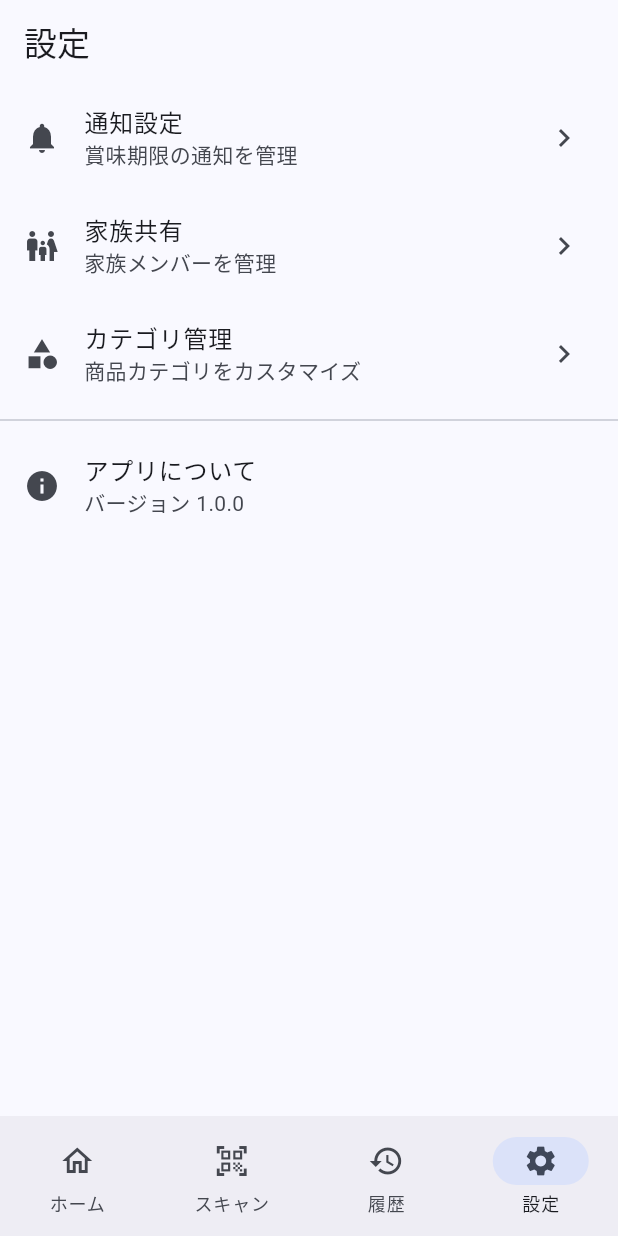
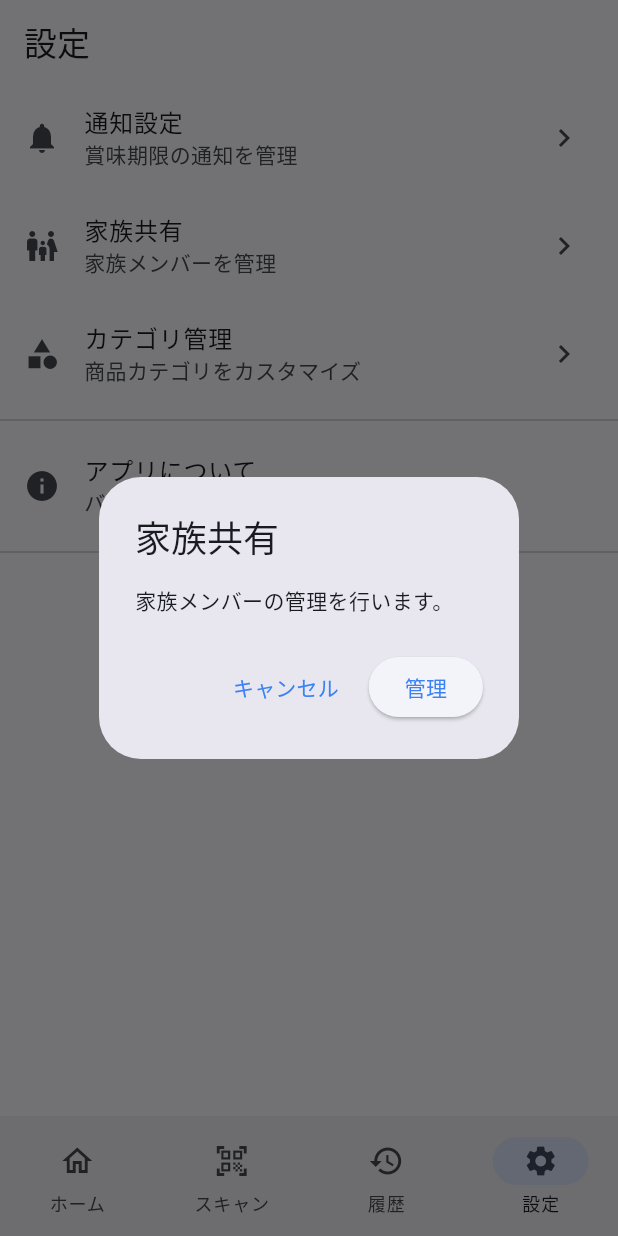
Before and after one commit to Moyarzabal/GCP-Hackathon-F06, a Flutter app: the screen it shows after launch, item 4 of the bottom bar chosen, after a tap on "家族共有", on a phone screen of 412 x 824 dp. Run offline on Flutter 3.47's test engine with Material 3 defaults, Android fonts, the phone set to English and light mode, and no system bars; our stand-ins replace cloud_firestore, equatable, firebase_auth, firebase_core, firebase_storage, flutter_dotenv and 3 more; missing offline and left inert: google_mlkit_text_recognition, mobile_scanner; accounts and stored records are empty; Roboto replaces fonts that are missing (SF Pro Display).

Commit message:
feat: プラットフォームに応じたアダプティブウィジェットを実装 - ナビゲーションバー、スキャフォールド、ダイアログの追加

```diff
--- a/lib/app.dart
+++ b/lib/app.dart
@@ -1,17 +1,31 @@
 import 'package:flutter/material.dart';
+import 'package:flutter/cupertino.dart';
 import 'package:flutter_riverpod/flutter_riverpod.dart';
 import 'core/constants/app_colors.dart';
+import 'core/platform/platform_info.dart';
 import 'features/home/presentation/pages/home_screen.dart';
 import 'features/scanner/presentation/pages/scanner_screen.dart';
 import 'features/history/presentation/pages/history_screen.dart';
 import 'features/settings/presentation/pages/settings_screen.dart';
 import 'shared/providers/app_state_provider.dart';
+import 'shared/widgets/adaptive/adaptive_navigation.dart';
+import 'shared/widgets/adaptive/adaptive_scaffold.dart';
 
 class MyApp extends ConsumerWidget {
   const MyApp({Key? key}) : super(key: key);
 
   @override
   Widget build(BuildContext context, WidgetRef ref) {
+    // プラットフォームに応じたアプリケーション
+    if (PlatformInfo.isIOS) {
+      return CupertinoApp(
+        title: '冷蔵庫管理AI',
+        theme: const CupertinoThemeData(
+          primaryColor: AppColors.accent,
+        ),
+        home: const MainScreen(),
+      );
+    } else {
       return MaterialApp(
         title: '冷蔵庫管理AI',
         theme: ThemeData(
@@ -25,9 +39,9 @@ class MyApp extends ConsumerWidget {
           useMaterial3: true,
           fontFamily: 'SF Pro Display',
         ),
-      // 認証をバイパスして直接メイン機能にアクセス
         home: const MainScreen(),
       );
+    }
   }
 }
 
@@ -46,17 +60,7 @@ class MainScreen extends ConsumerWidget {
       const SettingsScreen(),
     ];
 
-    return Scaffold(
-      body: IndexedStack(
-        index: appState.selectedBottomNavIndex,
-        children: pages,
-      ),
-      bottomNavigationBar: NavigationBar(
-        selectedIndex: appState.selectedBottomNavIndex,
-        onDestinationSelected: (index) {
-          appNotifier.setBottomNavIndex(index);
-        },
-        destinations: const [
+    const destinations = [
       NavigationDestination(
         icon: Icon(Icons.home_outlined),
         selectedIcon: Icon(Icons.home),
@@ -77,7 +81,19 @@ class MainScreen extends ConsumerWidget {
         selectedIcon: Icon(Icons.settings),
         label: '設定',
       ),
-        ],
+    ];
+
+    return AdaptiveScaffold(
+      body: IndexedStack(
+        index: appState.selectedBottomNavIndex,
+        children: pages,
+      ),
+      bottomNavigationBar: AdaptiveNavigation(
+        selectedIndex: appState.selectedBottomNavIndex,
+        onDestinationSelected: (index) {
+          appNotifier.setBottomNavIndex(index);
+        },
+        destinations: destinations,
       ),
     );
   }
--- a/lib/features/settings/presentation/pages/settings_screen.dart
+++ b/lib/features/settings/presentation/pages/settings_screen.dart
@@ -1,13 +1,16 @@
 import 'package:flutter/material.dart';
+import '../../../../shared/widgets/adaptive/adaptive_button.dart';
+import '../../../../shared/widgets/adaptive/adaptive_dialog.dart';
+import '../../../../shared/widgets/adaptive/adaptive_scaffold.dart';
 
 class SettingsScreen extends StatelessWidget {
   const SettingsScreen({Key? key}) : super(key: key);
 
   @override
   Widget build(BuildContext context) {
-    return Scaffold(
-      appBar: AppBar(
-        title: const Text('設定'),
+    return AdaptiveScaffold(
+      appBar: const AdaptiveAppBar(
+        title: Text('設定'),
       ),
       body: ListView(
         children: [
@@ -16,31 +19,166 @@ class SettingsScreen extends StatelessWidget {
             title: const Text('通知設定'),
             subtitle: const Text('賞味期限の通知を管理'),
             trailing: const Icon(Icons.chevron_right),
-            onTap: () {},
+            onTap: () => _showNotificationSettings(context),
           ),
           ListTile(
             leading: const Icon(Icons.family_restroom),
             title: const Text('家族共有'),
             subtitle: const Text('家族メンバーを管理'),
             trailing: const Icon(Icons.chevron_right),
-            onTap: () {},
+            onTap: () => _showFamilySettings(context),
           ),
           ListTile(
             leading: const Icon(Icons.category),
             title: const Text('カテゴリ管理'),
             subtitle: const Text('商品カテゴリをカスタマイズ'),
             trailing: const Icon(Icons.chevron_right),
-            onTap: () {},
+            onTap: () => _showCategorySettings(context),
           ),
           const Divider(),
           ListTile(
             leading: const Icon(Icons.info),
             title: const Text('アプリについて'),
             subtitle: const Text('バージョン 1.0.0'),
-            onTap: () {},
+            onTap: () => _showAboutDialog(context),
+          ),
+          const Divider(),
+          Padding(
+            padding: const EdgeInsets.all(16.0),
+            child: Column(
+              children: [
+                AdaptiveButton(
+                  onPressed: () => _showDataExportDialog(context),
+                  style: AdaptiveButtonStyle.primary,
+                  child: const Text('データをエクスポート'),
+                ),
+                const SizedBox(height: 16),
+                AdaptiveButton(
+                  onPressed: () => _showDataClearDialog(context),
+                  style: AdaptiveButtonStyle.outlined,
+                  child: const Text('データをクリア'),
+                ),
+              ],
+            ),
           ),
         ],
       ),
     );
   }
+
+  void _showNotificationSettings(BuildContext context) {
+    showCustomAdaptiveDialog(
+      context: context,
+      title: '通知設定',
+      content: '賞味期限の通知設定を変更します。',
+      actions: [
+        AdaptiveDialogAction(
+          text: 'キャンセル',
+          onPressed: () => Navigator.of(context).pop(),
+        ),
+        AdaptiveDialogAction(
+          text: '設定',
+          isDefaultAction: true,
+          onPressed: () => Navigator.of(context).pop(),
+        ),
+      ],
+    );
+  }
+
+  void _showFamilySettings(BuildContext context) {
+    showCustomAdaptiveDialog(
+      context: context,
+      title: '家族共有',
+      content: '家族メンバーの管理を行います。',
+      actions: [
+        AdaptiveDialogAction(
+          text: 'キャンセル',
+          onPressed: () => Navigator.of(context).pop(),
+        ),
+        AdaptiveDialogAction(
+          text: '管理',
+          isDefaultAction: true,
+          onPressed: () => Navigator.of(context).pop(),
+        ),
+      ],
+    );
+  }
+
+  void _showCategorySettings(BuildContext context) {
+    showCustomAdaptiveDialog(
+      context: context,
+      title: 'カテゴリ管理',
+      content: '商品カテゴリのカスタマイズを行います。',
+      actions: [
+        AdaptiveDialogAction(
+          text: 'キャンセル',
+          onPressed: () => Navigator.of(context).pop(),
+        ),
+        AdaptiveDialogAction(
+          text: '管理',
+          isDefaultAction: true,
+          onPressed: () => Navigator.of(context).pop(),
+        ),
+      ],
+    );
+  }
+
+  void _showAboutDialog(BuildContext context) {
+    showCustomAdaptiveDialog(
+      context: context,
+      title: 'アプリについて',
+      content: '冷蔵庫管理AI v1.0.0\n\n食材の賞味期限を管理し、食品ロスを削減するアプリです。',
+      actions: [
+        AdaptiveDialogAction(
+          text: 'OK',
+          isDefaultAction: true,
+          onPressed: () => Navigator.of(context).pop(),
+        ),
+      ],
+    );
+  }
+
+  void _showDataExportDialog(BuildContext context) {
+    showCustomAdaptiveDialog(
+      context: context,
+      title: 'データエクスポート',
+      content: 'すべてのデータをエクスポートしますか？',
+      actions: [
+        AdaptiveDialogAction(
+          text: 'キャンセル',
+          onPressed: () => Navigator.of(context).pop(),
+        ),
+        AdaptiveDialogAction(
+          text: 'エクスポート',
+          isDefaultAction: true,
+          onPressed: () {
+            Navigator.of(context).pop();
+            // エクスポート処理の実装
+          },
+        ),
+      ],
+    );
+  }
+
+  void _showDataClearDialog(BuildContext context) {
+    showCustomAdaptiveDialog(
+      context: context,
+      title: 'データクリア',
+      content: 'すべてのデータを削除しますか？この操作は取り消すことができません。',
+      actions: [
+        AdaptiveDialogAction(
+          text: 'キャンセル',
+          onPressed: () => Navigator.of(context).pop(),
+        ),
+        AdaptiveDialogAction(
+          text: '削除',
+          isDestructiveAction: true,
+          onPressed: () {
+            Navigator.of(context).pop();
+            // データクリア処理の実装
+          },
+        ),
+      ],
+    );
+  }
 }
--- a/lib/shared/widgets/adaptive/adaptive_button.dart
+++ b/lib/shared/widgets/adaptive/adaptive_button.dart
@@ -2,78 +2,81 @@ import 'package:flutter/material.dart';
 import 'package:flutter/cupertino.dart';
 import '../../../core/platform/platform_info.dart';
 
-/// プラットフォーム適応型のボタンウィジェット
+enum AdaptiveButtonStyle {
+  primary,
+  secondary,
+  outlined,
+}
+
+/// プラットフォームに応じて適応するボタン
 class AdaptiveButton extends StatelessWidget {
-  final String text;
-  final VoidCallback? onPressed;
-  final bool isLoading;
-  final Color? backgroundColor;
-  final Color? textColor;
-  final bool isPrimary;
-
   const AdaptiveButton({
     Key? key,
-    required this.text,
-    this.onPressed,
-    this.isLoading = false,
-    this.backgroundColor,
-    this.textColor,
-    this.isPrimary = true,
+    required this.onPressed,
+    this.style = AdaptiveButtonStyle.primary,
+    required this.child,
   }) : super(key: key);
+
+  final VoidCallback? onPressed;
+  final AdaptiveButtonStyle style;
+  final Widget child;
 
   @override
   Widget build(BuildContext context) {
     if (PlatformInfo.isIOS) {
-      return CupertinoButton(
-        onPressed: isLoading ? null : onPressed,
-        color: isPrimary ? backgroundColor : null,
-        child: isLoading
-            ? const CupertinoActivityIndicator()
-            : Text(
-                text,
-                style: TextStyle(
-                  color: textColor ?? (isPrimary ? Colors.white : CupertinoTheme.of(context).primaryColor),
-                ),
+      return _buildCupertinoButton(context);
+    } else {
+      return _buildMaterialButton(context);
+    }
+  }
+
+  Widget _buildCupertinoButton(BuildContext context) {
+    switch (style) {
+      case AdaptiveButtonStyle.primary:
+        return CupertinoButton.filled(
+          onPressed: onPressed,
+          child: child,
+        );
+      case AdaptiveButtonStyle.secondary:
+        return CupertinoButton(
+          onPressed: onPressed,
+          color: CupertinoColors.systemGrey.resolveFrom(context),
+          child: child,
+        );
+      case AdaptiveButtonStyle.outlined:
+        return CupertinoButton(
+          onPressed: onPressed,
+          child: Container(
+            decoration: BoxDecoration(
+              border: Border.all(
+                color: CupertinoColors.activeBlue.resolveFrom(context),
               ),
-      );
+              borderRadius: BorderRadius.circular(8),
+            ),
+            padding: const EdgeInsets.symmetric(horizontal: 16, vertical: 8),
+            child: child,
+          ),
+        );
     }
+  }
 
-    if (isPrimary) {
-      return ElevatedButton(
-        onPressed: isLoading ? null : onPressed,
-        style: ElevatedButton.styleFrom(
-          backgroundColor: backgroundColor,
-          foregroundColor: textColor,
-        ),
-        child: isLoading
-            ? const SizedBox(
-                width: 16,
-                height: 16,
-                child: CircularProgressIndicator(
-                  strokeWidth: 2.0,
-                  color: Colors.white,
-                ),
-              )
-            : Text(text),
-      );
+  Widget _buildMaterialButton(BuildContext context) {
+    switch (style) {
+      case AdaptiveButtonStyle.primary:
+        return ElevatedButton(
+          onPressed: onPressed,
+          child: child,
+        );
+      case AdaptiveButtonStyle.secondary:
+        return FilledButton.tonal(
+          onPressed: onPressed,
+          child: child,
+        );
+      case AdaptiveButtonStyle.outlined:
+        return OutlinedButton(
+          onPressed: onPressed,
+          child: child,
+        );
     }
-
-    return OutlinedButton(
-      onPressed: isLoading ? null : onPressed,
-      style: OutlinedButton.styleFrom(
-        foregroundColor: textColor,
-        side: backgroundColor != null ? BorderSide(color: backgroundColor!) : null,
-      ),
-      child: isLoading
-          ? SizedBox(
-              width: 16,
-              height: 16,
-              child: CircularProgressIndicator(
-                strokeWidth: 2.0,
-                color: textColor ?? Theme.of(context).primaryColor,
-              ),
-            )
-          : Text(text),
-    );
   }
 }
--- /dev/null
+++ b/lib/shared/widgets/adaptive/adaptive_dialog.dart
@@ -0,0 +1,116 @@
+import 'package:flutter/material.dart';
+import 'package:flutter/cupertino.dart';
+import '../../../core/platform/platform_info.dart';
+
+/// アダプティブダイアログアクション
+class AdaptiveDialogAction {
+  const AdaptiveDialogAction({
+    required this.text,
+    required this.onPressed,
+    this.isDefaultAction = false,
+    this.isDestructiveAction = false,
+  });
+
+  final String text;
+  final VoidCallback onPressed;
+  final bool isDefaultAction;
+  final bool isDestructiveAction;
+}
+
+/// プラットフォームに応じて適応するダイアログを表示
+Future<T?> showCustomAdaptiveDialog<T>({
+  required BuildContext context,
+  required String title,
+  String? content,
+  List<AdaptiveDialogAction>? actions,
+  bool barrierDismissible = true,
+}) {
+  if (PlatformInfo.isIOS) {
+    return showCupertinoDialog<T>(
+      context: context,
+      barrierDismissible: barrierDismissible,
+      builder: (context) => _CupertinoAdaptiveDialog(
+        title: title,
+        content: content,
+        actions: actions,
+      ),
+    );
+  } else {
+    return showDialog<T>(
+      context: context,
+      barrierDismissible: barrierDismissible,
+      builder: (context) => _MaterialAdaptiveDialog(
+        title: title,
+        content: content,
+        actions: actions,
+      ),
+    );
+  }
+}
+
+class _CupertinoAdaptiveDialog extends StatelessWidget {
+  const _CupertinoAdaptiveDialog({
+    required this.title,
+    this.content,
+    this.actions,
+  });
+
+  final String title;
+  final String? content;
+  final List<AdaptiveDialogAction>? actions;
+
+  @override
+  Widget build(BuildContext context) {
+    return CupertinoAlertDialog(
+      title: Text(title),
+      content: content != null ? Text(content!) : null,
+      actions: actions?.map((action) => CupertinoDialogAction(
+        onPressed: action.onPressed,
+        isDefaultAction: action.isDefaultAction,
+        isDestructiveAction: action.isDestructiveAction,
+        child: Text(action.text),
+      )).toList() ?? [],
+    );
+  }
+}
+
+class _MaterialAdaptiveDialog extends StatelessWidget {
+  const _MaterialAdaptiveDialog({
+    required this.title,
+    this.content,
+    this.actions,
+  });
+
+  final String title;
+  final String? content;
+  final List<AdaptiveDialogAction>? actions;
+
+  @override
+  Widget build(BuildContext context) {
+    return AlertDialog(
+      title: Text(title),
+      content: content != null ? Text(content!) : null,
+      actions: actions?.map((action) {
+        if (action.isDestructiveAction) {
+          return TextButton(
+            onPressed: action.onPressed,
+            style: TextButton.styleFrom(
+              foregroundColor: Theme.of(context).colorScheme.error,
+            ),
+            child: Text(action.text),
+          );
+        } else if (action.isDefaultAction) {
+          return ElevatedButton(
+            onPressed: action.onPressed,
+            child: Text(action.text),
+          );
+        } else {
+          return TextButton(
+            onPressed: action.onPressed,
+            child: Text(action.text),
+          );
+        }
+      }).toList() ?? [],
+    );
+  }
+}
--- /dev/null
+++ b/lib/shared/widgets/adaptive/adaptive_navigation.dart
@@ -0,0 +1,65 @@
+import 'package:flutter/material.dart';
+import 'package:flutter/cupertino.dart';
+import '../../../core/platform/platform_info.dart';
+
+/// プラットフォームに応じて適応するナビゲーションバー
+class AdaptiveNavigation extends StatelessWidget {
+  const AdaptiveNavigation({
+    Key? key,
+    required this.selectedIndex,
+    required this.destinations,
+    required this.onDestinationSelected,
+  }) : super(key: key);
+
+  final int selectedIndex;
+  final List<NavigationDestination> destinations;
+  final ValueChanged<int> onDestinationSelected;
+
+  @override
+  Widget build(BuildContext context) {
+    // 空のdestinationsの場合は空のContainerを返す
+    if (destinations.isEmpty) {
+      return const SizedBox.shrink();
+    }
+
+    if (PlatformInfo.isIOS) {
+      return _buildCupertinoTabBar(context);
+    } else {
+      return _buildMaterialNavigationBar(context);
+    }
+  }
+
+  Widget _buildCupertinoTabBar(BuildContext context) {
+    return CupertinoTabBar(
+      currentIndex: selectedIndex,
+      onTap: onDestinationSelected,
+      items: destinations.map((destination) => BottomNavigationBarItem(
+        icon: destination.icon,
+        activeIcon: destination.selectedIcon ?? destination.icon,
+        label: destination.label,
+      )).toList(),
+      backgroundColor: CupertinoColors.systemBackground.resolveFrom(context),
+      activeColor: CupertinoColors.activeBlue.resolveFrom(context),
+      inactiveColor: CupertinoColors.inactiveGray.resolveFrom(context),
+    );
+  }
+
+  Widget _buildMaterialNavigationBar(BuildContext context) {
+    // MaterialのNavigationBarは少なくとも2つのdestinationsが必要
+    if (destinations.length < 2) {
+      return Container(
+        height: 80,
+        color: Theme.of(context).colorScheme.surface,
+        child: const Center(
+          child: Text('ナビゲーション項目が不足しています'),
+        ),
+      );
+    }
+
+    return NavigationBar(
+      selectedIndex: selectedIndex,
+      onDestinationSelected: onDestinationSelected,
+      destinations: destinations,
+    );
+  }
+}
--- /dev/null
+++ b/lib/shared/widgets/adaptive/adaptive_scaffold.dart
@@ -0,0 +1,107 @@
+import 'package:flutter/material.dart';
+import 'package:flutter/cupertino.dart';
+import '../../../core/platform/platform_info.dart';
+
+/// プラットフォームに応じて適応するスキャフォールド
+class AdaptiveScaffold extends StatelessWidget {
+  const AdaptiveScaffold({
+    Key? key,
+    this.appBar,
+    this.body,
+    this.floatingActionButton,
+    this.bottomNavigationBar,
+    this.backgroundColor,
+  }) : super(key: key);
+
+  final PreferredSizeWidget? appBar;
+  final Widget? body;
+  final Widget? floatingActionButton;
+  final Widget? bottomNavigationBar;
+  final Color? backgroundColor;
+
+  @override
+  Widget build(BuildContext context) {
+    if (PlatformInfo.isIOS) {
+      return _buildCupertinoScaffold(context);
+    } else {
+      return _buildMaterialScaffold(context);
+    }
+  }
+
+  Widget _buildCupertinoScaffold(BuildContext context) {
+    return CupertinoPageScaffold(
+      backgroundColor: backgroundColor ?? CupertinoColors.systemBackground.resolveFrom(context),
+      navigationBar: appBar is CupertinoNavigationBar ? appBar as CupertinoNavigationBar : null,
+      child: Column(
+        children: [
+          if (appBar != null && appBar is! CupertinoNavigationBar)
+            appBar!,
+          Expanded(
+            child: body ?? const SizedBox.shrink(),
+          ),
+          if (bottomNavigationBar != null)
+            bottomNavigationBar!,
+        ],
+      ),
+    );
+  }
+
+  Widget _buildMaterialScaffold(BuildContext context) {
+    return Scaffold(
+      appBar: appBar,
+      body: body,
+      floatingActionButton: floatingActionButton,
+      bottomNavigationBar: bottomNavigationBar,
+      backgroundColor: backgroundColor,
+    );
+  }
+}
+
+/// プラットフォームに応じて適応するアプリバー
+class AdaptiveAppBar extends StatelessWidget implements PreferredSizeWidget {
+  const AdaptiveAppBar({
+    Key? key,
+    this.title,
+    this.leading,
+    this.actions,
+    this.backgroundColor,
+  }) : super(key: key);
+
+  final Widget? title;
+  final Widget? leading;
+  final List<Widget>? actions;
+  final Color? backgroundColor;
+
+  @override
+  Widget build(BuildContext context) {
+    if (PlatformInfo.isIOS) {
+      return CupertinoNavigationBar(
+        middle: title,
+        leading: leading,
+        trailing: actions != null && actions!.isNotEmpty
+          ? Row(
+              mainAxisSize: MainAxisSize.min,
+              children: actions!,
+            )
+          : null,
+        backgroundColor: backgroundColor,
+      );
+    } else {
+      return AppBar(
+        title: title,
+        leading: leading,
+        actions: actions,
+        backgroundColor: backgroundColor,
+      );
+    }
+  }
+
+  @override
+  Size get preferredSize {
+    if (PlatformInfo.isIOS) {
+      return const Size.fromHeight(44.0); // CupertinoNavigationBarのデフォルト高さ
+    } else {
+      return const Size.fromHeight(kToolbarHeight);
+    }
+  }
+}
```
Also changed, not shown: lib/shared/widgets/adaptive/adaptive_widgets.dart (added, +47 -0 lines), 4 other files. Lines whose indentation alone changed are shown as unchanged.
